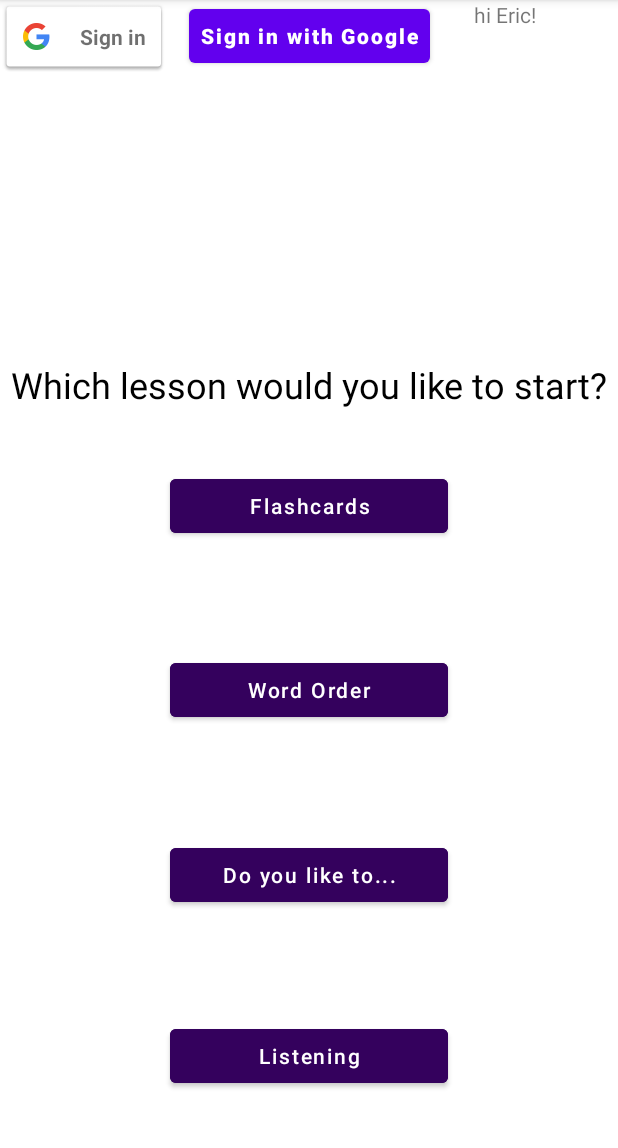
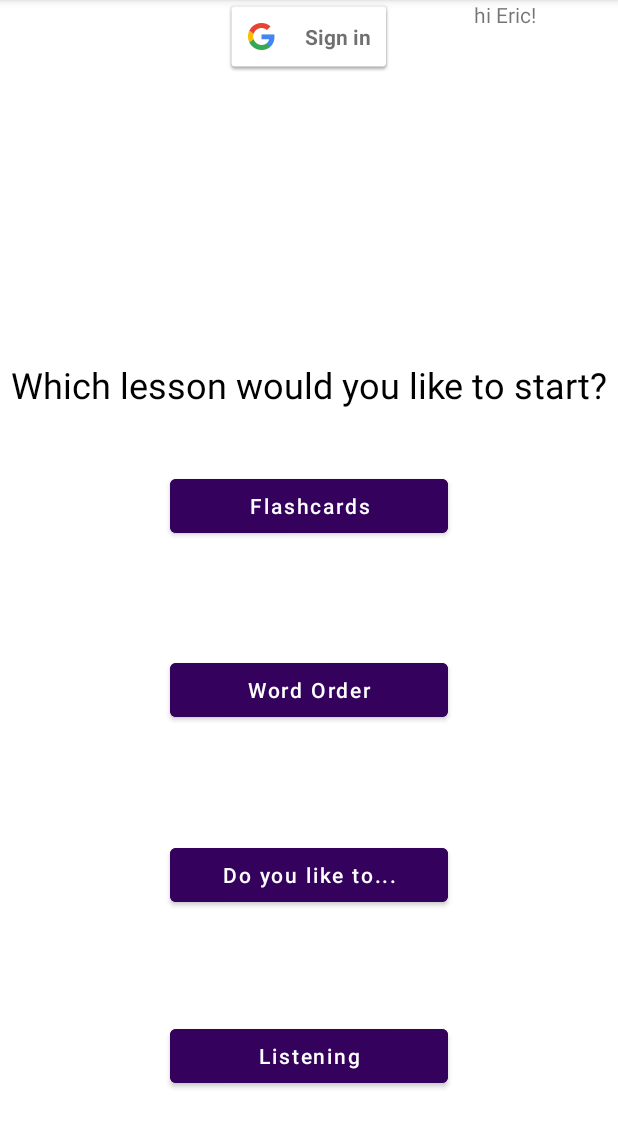
Before and after one commit to saintbrendan/ConnectEd, an Android app: the first screen one second after launch (MainActivity), on a phone screen of 412 x 824 dp, the part 84-1232 px from its top. Run offline under Robolectric (Android 15) with nearby library versions, the phone set to English and light mode, and no system bars.

Commit message:
Confirm login working and can get usernames

```diff
--- a/app/build.gradle
+++ b/app/build.gradle
@@ -45,5 +45,5 @@ dependencies {
     androidTestImplementation 'androidx.test.espresso:espresso-core:3.4.0'
     implementation 'com.github.bumptech.glide:glide:4.12.0'
     implementation 'com.google.android:flexbox:2.0.1'
-    implementation 'com.google.android.gms:play-services-auth:19.0.0'
+    implementation 'com.google.android.gms:play-services-auth:19.2.0'
 }
--- a/app/src/main/java/app/connected/connect_ed/MainActivity.kt
+++ b/app/src/main/java/app/connected/connect_ed/MainActivity.kt
@@ -29,7 +29,6 @@ class MainActivity : AppCompatActivity() {
 
         // log in
         val gso = GoogleSignInOptions.Builder(GoogleSignInOptions.DEFAULT_SIGN_IN)
-            .requestIdToken("YOUR_WEB_APPLICATION_CLIENT_ID")
             .requestEmail()
             .build()
 
@@ -39,20 +38,6 @@ class MainActivity : AppCompatActivity() {
         google_login_btn.setOnClickListener {
             signIn()
         }
-//        val acct = GoogleSignIn.getLastSignedInAccount(this)
-//        if (acct != null) {
-//            val personName = acct.displayName
-//            val personGivenName = acct.givenName
-//            val personFamilyName = acct.familyName
-//            val personEmail = acct.email
-//            val personId = acct.id
-//            val personPhoto: Uri? = acct.photoUrl
-//            val displayName = findViewById<TextView>(R.id.textViewDisplayName)
-//            displayName.text = "hi Bob!"
-//            this.title = personName
-//        } else {
-//            displayName.text = "damn.  acct==null"
-//        }
 
         val buttonFlashCards = findViewById(R.id.buttonFlashcards) as Button
         buttonFlashCards.setOnClickListener {
--- a/app/src/main/res/layout/activity_main.xml
+++ b/app/src/main/res/layout/activity_main.xml
@@ -10,23 +10,9 @@
         android:id="@+id/sign_in_button"
         android:layout_width="wrap_content"
         android:layout_height="wrap_content"
+        app:layout_constraintEnd_toEndOf="parent"
         app:layout_constraintStart_toStartOf="parent"
         app:layout_constraintTop_toTopOf="parent" />
-
-    <Button
-        android:id="@+id/google_login_btn"
-        android:layout_width="wrap_content"
-        android:layout_height="wrap_content"
-        android:layout_centerInParent="true"
-        android:drawablePadding="8dp"
-        android:padding="8dp"
-        android:text="Sign in with Google"
-        android:textAllCaps="false"
-        android:textColor="@color/white"
-        android:textStyle="bold"
-        app:layout_constraintEnd_toEndOf="parent"
-        app:layout_constraintStart_toStartOf="parent"
-        tools:layout_editor_absoluteY="57dp" />
 
     <TextView
         android:id="@+id/textView2"
```
